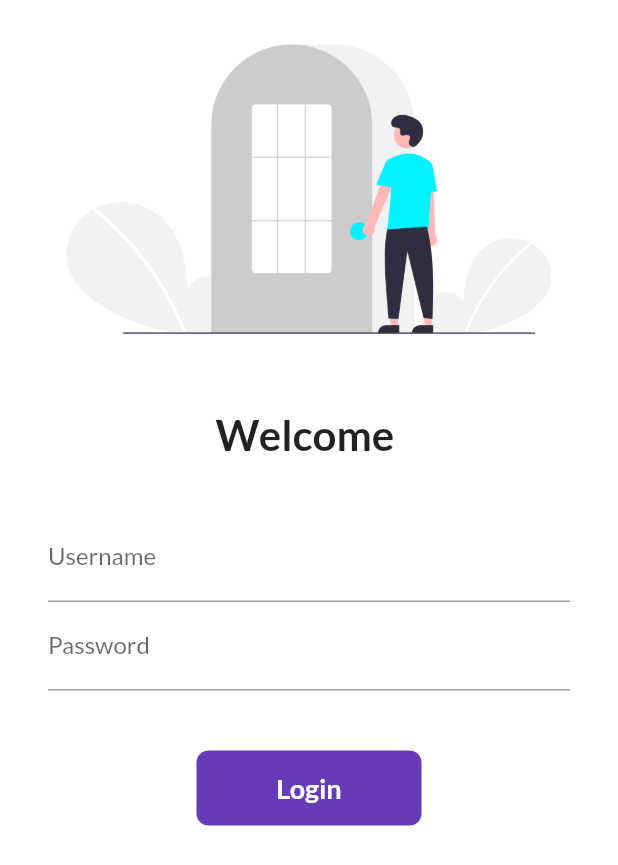
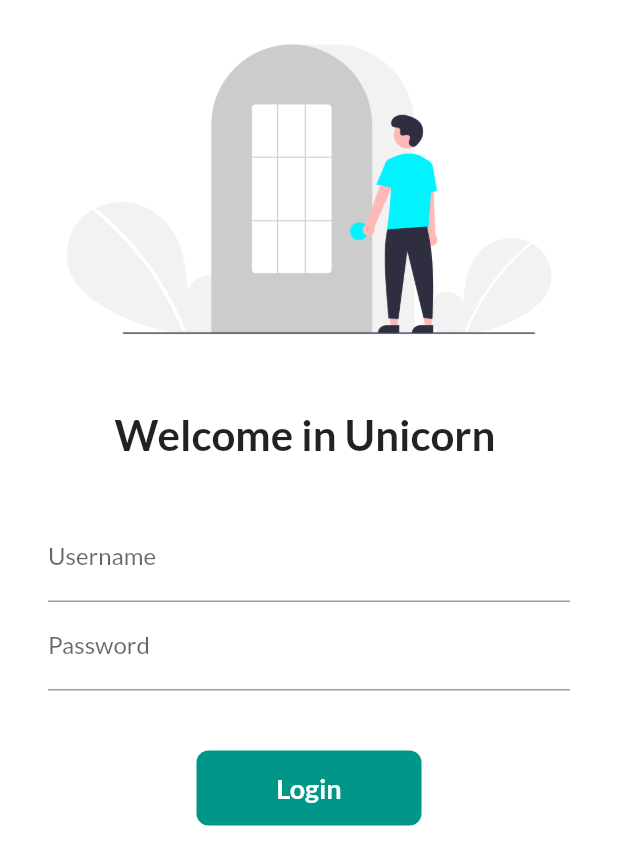
Before and after one commit to GauravRoy092/App-Dev, a Flutter app: the screen it shows after launch, on a phone screen of 412 x 824 dp. Shown: the top 865 px of the screen. Run offline on Flutter 3.47's test engine with Material 2 defaults, Android fonts, the phone set to English and light mode, and no system bars; our stand-ins replace google_fonts, matcher; missing offline and left inert: dart:html.

Commit message:
color chANGE

```diff
--- a/unicorn/lib/pages/login.dart
+++ b/unicorn/lib/pages/login.dart
@@ -48,7 +48,7 @@ class _LoginPageState extends State<LoginPage> {
                   height: 20.0,
                 ),
                 Text(
-                  "Welcome $name",
+                  "Welcome in Unicorn $name",
                   style: TextStyle(
                     fontSize: 28,
                     fontWeight: FontWeight.bold,
@@ -99,7 +99,7 @@ class _LoginPageState extends State<LoginPage> {
                         height: 40.0,
                       ),
                       Material(
-                        color: Colors.deepPurple,
+                        color: Colors.teal,
                         borderRadius:
                             BorderRadius.circular(changeButton ? 50 : 8),
                         child: InkWell(
```
